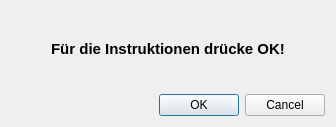
Above: src/gui/dialogs/main/instructions.ui from hrafnass/ANTv2 before the change. Below: the same form after it.
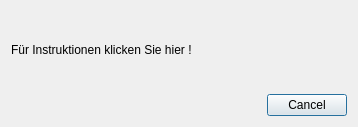
That is the form after the change.

Commit message: changed buttonbox in instruction

What changed in the file:
```diff
--- a/src/gui/dialogs/main/instructions.ui
+++ b/src/gui/dialogs/main/instructions.ui
@@ -6,7 +6,7 @@
    <rect>
     <x>0</x>
     <y>0</y>
-    <width>336</width>
+    <width>358</width>
     <height>127</height>
    </rect>
   </property>
@@ -17,7 +17,7 @@
    <item row="0" column="0">
     <widget class="QLabel" name="label">
      <property name="text">
-      <string>&lt;html&gt;&lt;head/&gt;&lt;body&gt;&lt;p align=&quot;center&quot;&gt;&lt;span style=&quot; font-size:11pt; font-weight:600;&quot;&gt;Für die Instruktionen drücke OK!&lt;/span&gt;&lt;/p&gt;&lt;/body&gt;&lt;/html&gt;</string>
+      <string>&lt;html&gt;&lt;head/&gt;&lt;body&gt;&lt;p align=&quot;center&quot;&gt;&lt;span style=&quot; font-size:11pt; font-weight:600;&quot;&gt;Für Instruktionen klicken Sie &lt;a href=&quot;file:./Readme/README.pdf&quot;&gt;hier&lt;/a&gt;!&lt;/span&gt;&lt;/p&gt;&lt;/body&gt;&lt;/html&gt;</string>
      </property>
     </widget>
    </item>
@@ -27,7 +27,7 @@
       <enum>Qt::Horizontal</enum>
      </property>
      <property name="standardButtons">
-      <set>QDialogButtonBox::Cancel|QDialogButtonBox::Ok</set>
+      <set>QDialogButtonBox::Cancel</set>
      </property>
     </widget>
    </item>
```
Left out of the diff: 16 changed lines with no effect on the pictures. The commit also changes 4 other files.
